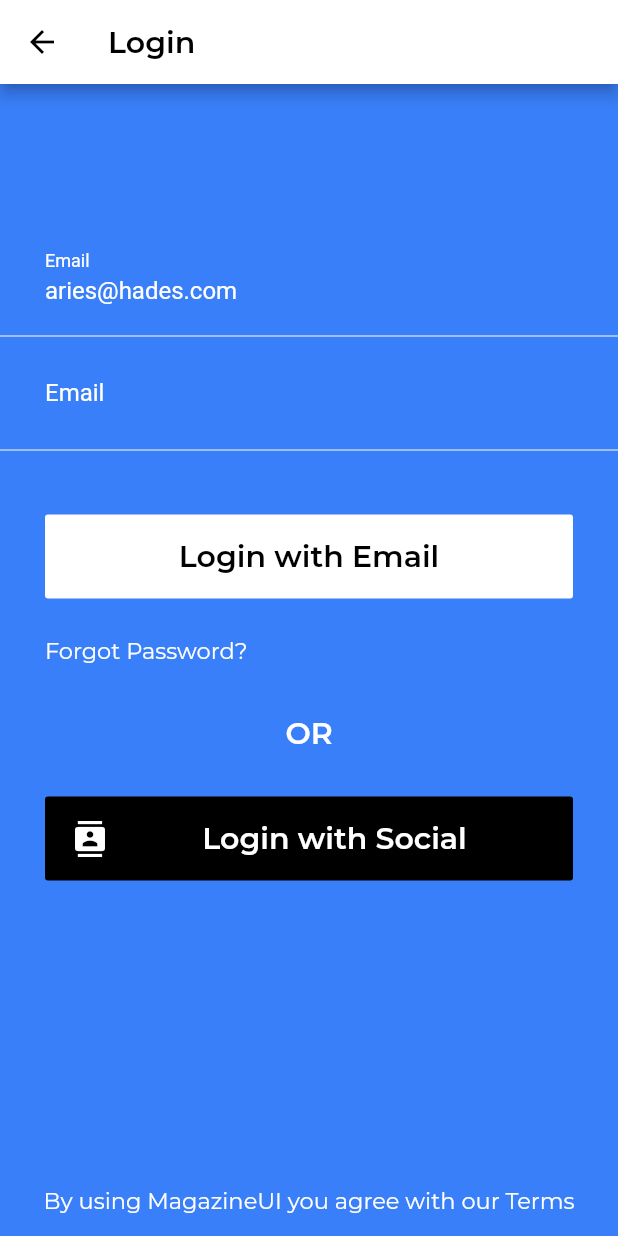
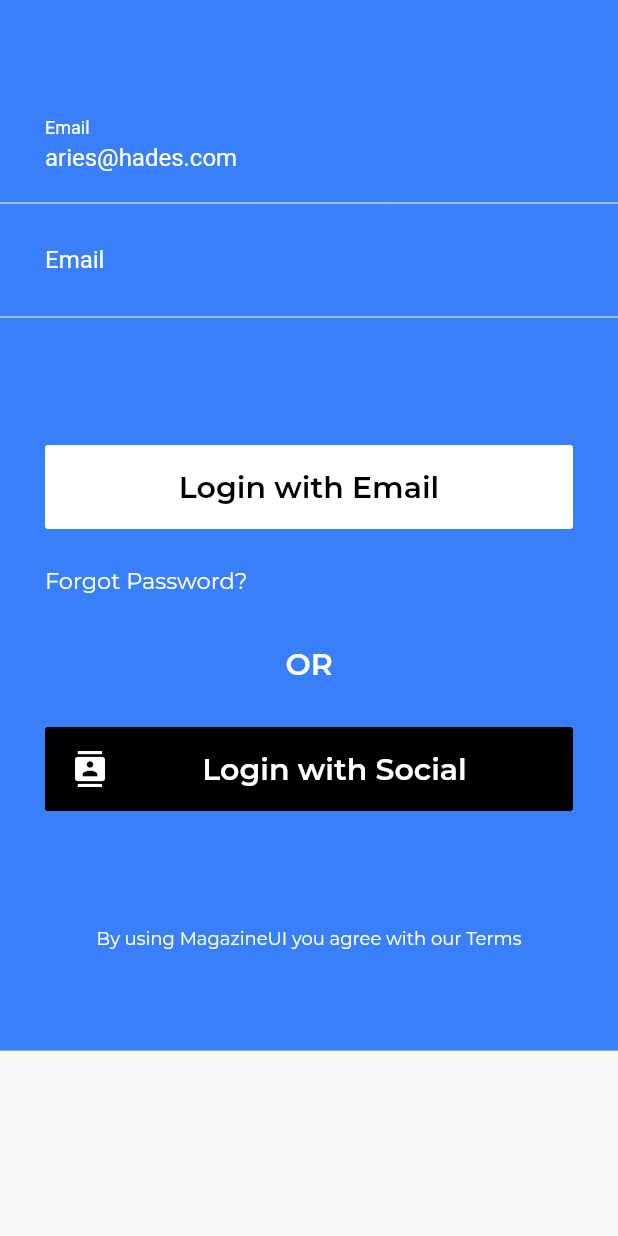
Before and after one commit to smoj/magaza-flutter, a Flutter app: the LoginScreen screen opened directly, on a phone screen of 412 x 824 dp. Run offline on Flutter 3.47's test engine with Material 2 defaults, Android fonts, the phone set to English and light mode, and no system bars.

Commit message:
Created Tabs for Login Page Nailed the near-full height sizing for Login form Fixed overflow issues using MediaQuery

```diff
--- a/lib/magaza_ui/screens/login.dart
+++ b/lib/magaza_ui/screens/login.dart
@@ -4,19 +4,21 @@ class LoginScreen extends StatelessWidget {
   @override
   Widget build(BuildContext context) {
     return Scaffold(
-      appBar: AppBar(
-        backgroundColor: Colors.white,
-        iconTheme: IconThemeData(
-            color: Colors.black
-        ),
-        title: Text('Login', style: TextStyle(
-            fontFamily: 'Montserrat',
-            fontWeight: FontWeight.w700,
-            color: Colors.black
-        ),),
-      ),
-      body: Container(
-        constraints: BoxConstraints.expand(),
+//      appBar: AppBar(
+//        backgroundColor: Colors.white,
+//        iconTheme: IconThemeData(
+//            color: Colors.black
+//        ),
+//        title: Text('Login', style: TextStyle(
+//            fontFamily: 'Montserrat',
+//            fontWeight: FontWeight.w700,
+//            color: Colors.black
+//        ),),
+//      ),
+      resizeToAvoidBottomPadding: false,
+      body: SingleChildScrollView(
+        child: Container(
+          height: MediaQuery.of(context).size.height * 0.85,
           decoration: BoxDecoration(
             color: Color.fromRGBO(57, 127, 249, 1),
 //          image: DecorationImage(
@@ -29,9 +31,7 @@ class LoginScreen extends StatelessWidget {
           child: Column(
             crossAxisAlignment: CrossAxisAlignment.start,
             children: <Widget>[
-            SizedBox(
-              height: 100,
-            ),
+              Spacer(),
               Padding(
                   padding: EdgeInsets.symmetric(horizontal: 30, vertical: 0),
                   child: TextField(
@@ -81,9 +81,7 @@ class LoginScreen extends StatelessWidget {
               Divider(
                 color: Colors.white,
               ),
-            SizedBox(
-              height: 25,
-            ),
+              Spacer(),
               Padding(
                 padding: EdgeInsets.symmetric(horizontal: 30, vertical: 10),
                 child: Row(
@@ -176,18 +174,19 @@ class LoginScreen extends StatelessWidget {
               Spacer(),
               Container(
                 alignment: Alignment.topCenter,
-              padding: EdgeInsets.fromLTRB(0, 0, 0, 15),
                 child: Text(
                   "By using MagazineUI you agree with our Terms",
-                textAlign: TextAlign.left,
+                  textAlign: TextAlign.center,
                   style: TextStyle(
-                  fontSize: 15.0,
+                    fontSize: 12.0,
                     color: Colors.white,
                     fontFamily: 'Montserrat',
                   ),
                 ),
-            )
+              ),
+              Spacer()
             ],
+          ),
         ),
       ),
     );
--- a/lib/main.dart
+++ b/lib/main.dart
@@ -1,5 +1,6 @@
 import 'package:flutter/material.dart';
 import 'package:magaza_flutter/magaza_ui/feed-item.dart';
+import 'package:magaza_flutter/magaza_ui/screens/auth_tab.dart';
 import 'package:magaza_flutter/magaza_ui/screens/detail.dart';
 import 'package:magaza_flutter/magaza_ui/screens/home.dart';
 import 'package:magaza_flutter/magaza_ui/screens/login.dart';
@@ -14,7 +15,7 @@ class MyApp extends StatelessWidget {
     return MaterialApp(
       initialRoute: '/',
       routes: {
-        '/' : (context) => HomeScreen(),
+        '/' : (context) => AuthTabScreen(),
         '/detail' : (context) => DetailScreen()
       },
       debugShowCheckedModeBanner: false,
```
Also changed, not shown: lib/magaza_ui/screens/auth_tab.dart (added, +45 -0 lines). Lines whose indentation alone changed are shown as unchanged.
